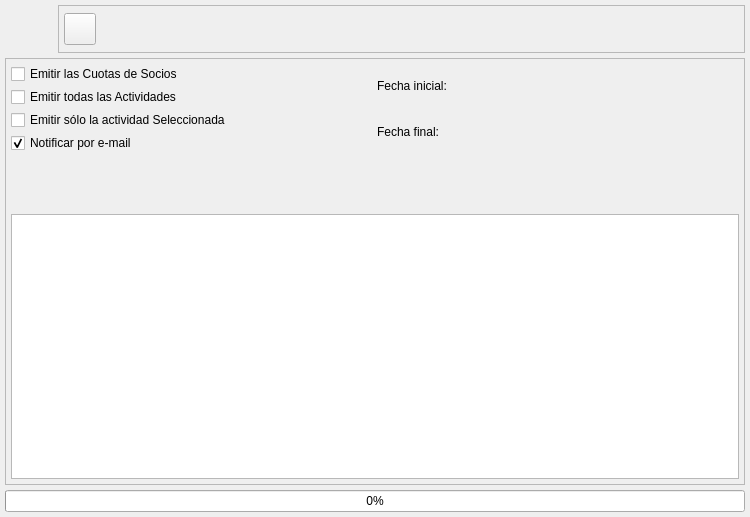
Qt form bulmages/bulmafact/plugins/pluginbf_recibo/emitirrecibosbase.ui (eboladev/Bulmages-1) before a commit.
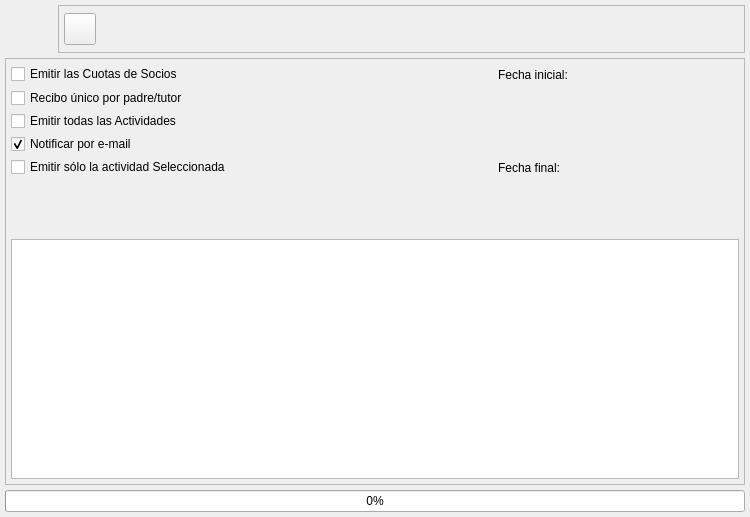
The same form after that commit. Icons and pictures are not drawn. Custom widgets are drawn as their Qt base class.

Diff of the .ui file:
```diff
--- a/bulmages/bulmafact/plugins/pluginbf_recibo/emitirrecibosbase.ui
+++ b/bulmages/bulmafact/plugins/pluginbf_recibo/emitirrecibosbase.ui
@@ -172,43 +172,15 @@
      <property name="frameShadow">
       <enum>QFrame::Raised</enum>
      </property>
-     <layout class="QGridLayout" name="_2">
-      <item row="0" column="0" rowspan="2">
-       <layout class="QVBoxLayout" name="verticalLayout">
-        <item>
-         <widget class="QCheckBox" name="mui_cuotas">
-          <property name="text">
-           <string>Emitir las Cuotas de Socios</string>
-          </property>
-         </widget>
-        </item>
-        <item>
-         <widget class="QCheckBox" name="mui_actividades">
-          <property name="text">
-           <string>Emitir todas las Actividades</string>
-          </property>
-         </widget>
-        </item>
-        <item>
-         <widget class="QCheckBox" name="mui_actividad">
-          <property name="text">
-           <string>Emitir sólo la actividad Seleccionada</string>
-          </property>
-         </widget>
-        </item>
-        <item>
-         <widget class="QCheckBox" name="checkBox">
-          <property name="text">
-           <string>Notificar por e-mail</string>
-          </property>
-          <property name="checked">
-           <bool>true</bool>
-          </property>
-         </widget>
-        </item>
-       </layout>
+     <layout class="QGridLayout" name="gridLayout">
+      <item row="0" column="0">
+       <widget class="QCheckBox" name="mui_cuotas">
+        <property name="text">
+         <string>Emitir las Cuotas de Socios</string>
+        </property>
+       </widget>
       </item>
-      <item row="0" column="1">
+      <item row="0" column="2">
        <layout class="QHBoxLayout" name="horizontalLayout">
         <item>
          <widget class="QLabel" name="textLabel1_4">
@@ -235,7 +207,14 @@
         </item>
        </layout>
       </item>
-      <item row="1" column="1">
+      <item row="5" column="0" colspan="2">
+       <widget class="QCheckBox" name="mui_actividad">
+        <property name="text">
+         <string>Emitir sólo la actividad Seleccionada</string>
+        </property>
+       </widget>
+      </item>
+      <item row="5" column="2">
        <layout class="QHBoxLayout" name="horizontalLayout_2">
         <item>
          <widget class="QLabel" name="textLabel1_4_2">
@@ -262,7 +241,7 @@
         </item>
        </layout>
       </item>
-      <item row="2" column="0" colspan="2">
+      <item row="8" column="0" colspan="3">
        <widget class="BlSearchWidget" name="mui_idactividad" native="true">
         <property name="enabled">
          <bool>false</bool>
@@ -275,9 +254,36 @@
         </property>
        </widget>
       </item>
-      <item row="3" column="0" colspan="2">
+      <item row="9" column="0" colspan="3">
        <widget class="QTextBrowser" name="textBrowser"/>
       </item>
+      <item row="1" column="0">
+       <widget class="QCheckBox" name="mui_recibounico">
+        <property name="text">
+         <string>Recibo único por padre/tutor</string>
+        </property>
+        <property name="checked">
+         <bool>false</bool>
+        </property>
+       </widget>
+      </item>
+      <item row="3" column="0">
+       <widget class="QCheckBox" name="mui_email">
+        <property name="text">
+         <string>Notificar por e-mail</string>
+        </property>
+        <property name="checked">
+         <bool>true</bool>
+        </property>
+       </widget>
+      </item>
+      <item row="2" column="0">
+       <widget class="QCheckBox" name="mui_actividades">
+        <property name="text">
+         <string>Emitir todas las Actividades</string>
+        </property>
+       </widget>
+      </item>
      </layout>
     </widget>
    </item>
```
Left out of the diff: 4 changed lines with no effect on the pictures.
